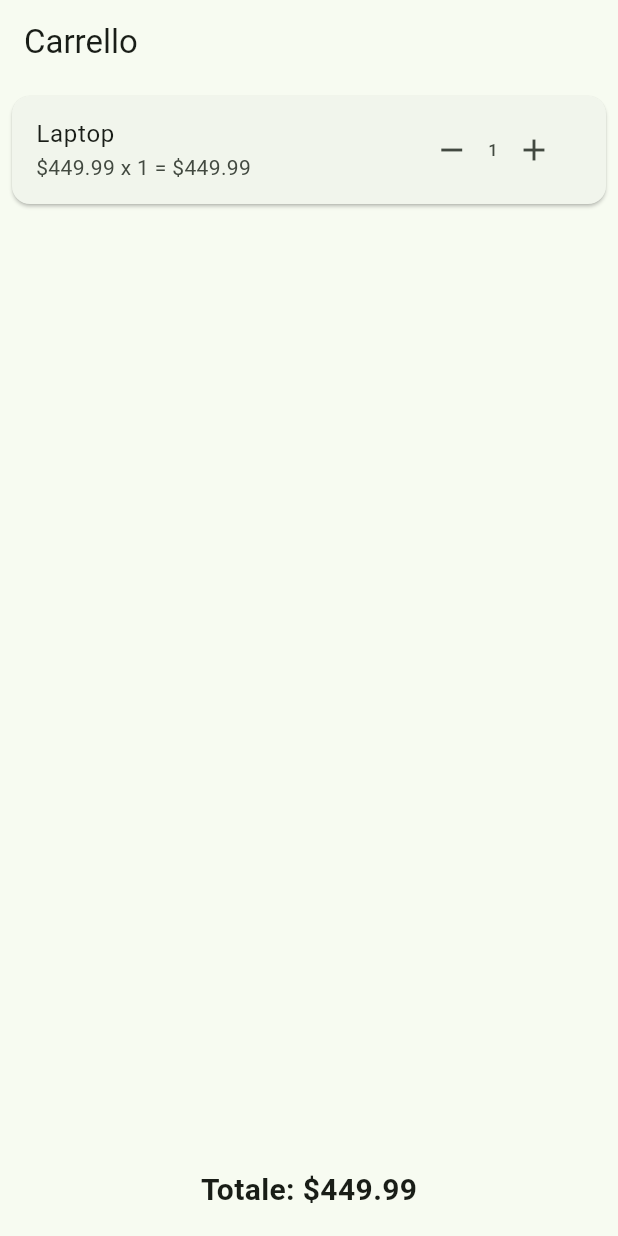
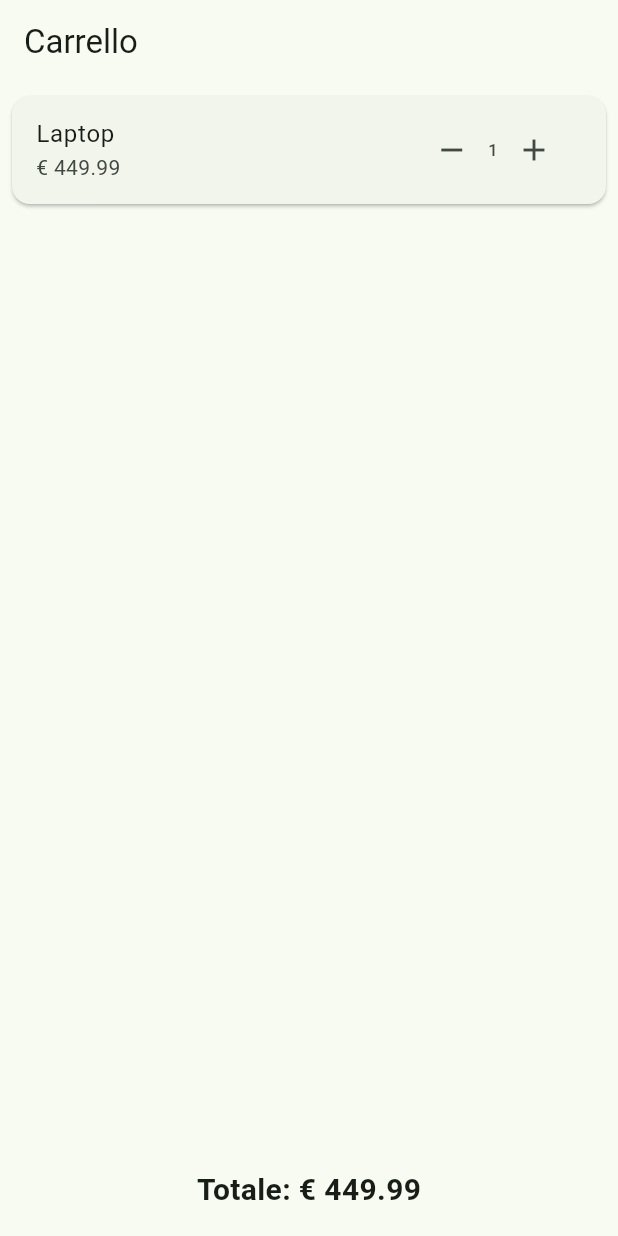
Before and after one commit to SamuDrigo/progetti_scolastici_flutter, a Flutter app: the screen it shows after launch, after a tap on "Aggiungi", after a tap on the "shopping cart" icon, on a phone screen of 412 x 824 dp. Run offline on Flutter 3.47's test engine with Material 3 defaults, Android fonts, the phone set to English and light mode, and no system bars; our stand-ins replace go_router.

Commit message:
modifiche da $ a €

```diff
--- a/lib/screens/cartScreen.dart
+++ b/lib/screens/cartScreen.dart
@@ -26,7 +26,7 @@ class CartScreen extends StatelessWidget {
                         child: ListTile(
                           title: Text(item.product.name),
                           subtitle: Text(
-                              "\$${item.product.price.toStringAsFixed(2)} x ${item.quantity} = \$${(item.product.price * item.quantity).toStringAsFixed(2)}"),
+                              "€ ${(item.product.price * item.quantity).toStringAsFixed(2)}"),
                           trailing: Row(
                             mainAxisSize: MainAxisSize.min,
                             children: [
@@ -49,7 +49,7 @@ class CartScreen extends StatelessWidget {
                 Padding(
                   padding: const EdgeInsets.all(16.0),
                   child: Text(
-                    "Totale: \$${cart.totalPrice.toStringAsFixed(2)}",
+                    "Totale: € ${cart.totalPrice.toStringAsFixed(2)}",
                     style: const TextStyle(fontSize: 20, fontWeight: FontWeight.bold),
                   ),
                 ),
```
